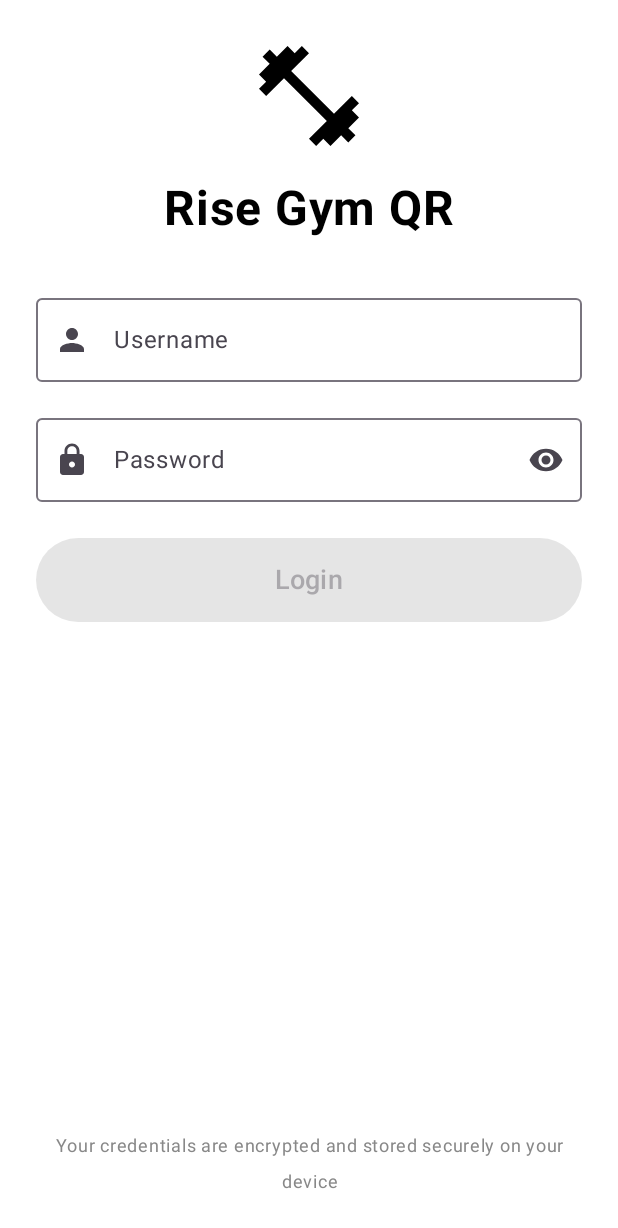
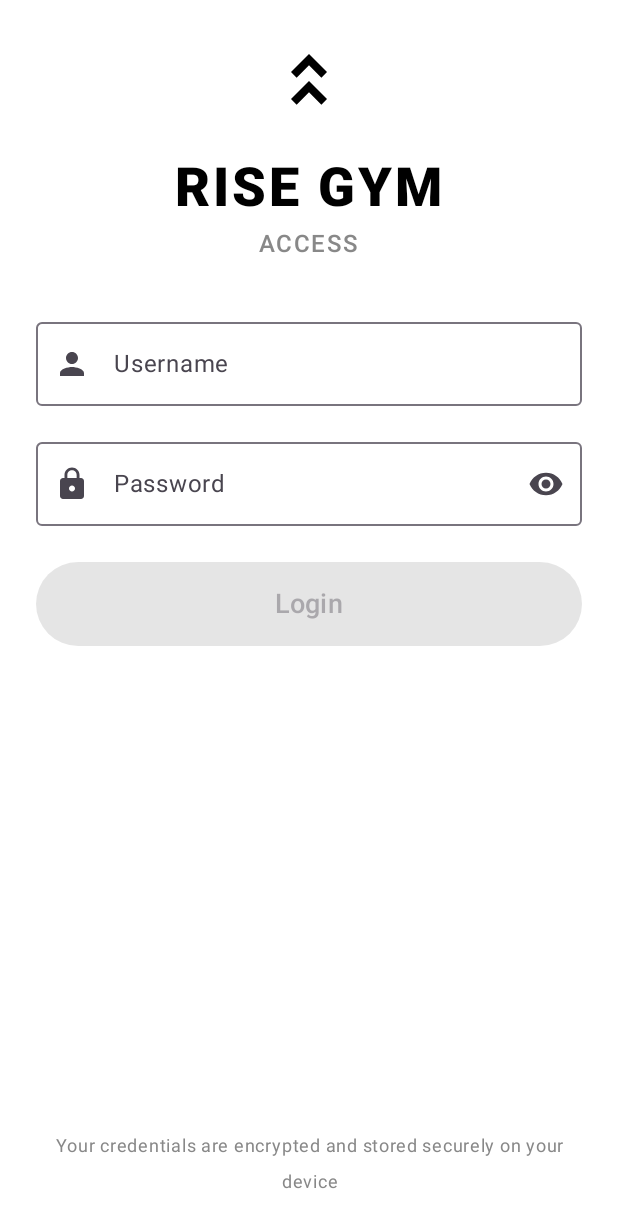
Before and after one commit to lukaj99/rise-gym-qr, an Android app built with Jetpack Compose: the screen it shows after launch (MainActivity), on a phone screen of 412 x 824 dp. Shown: the top 1228 px of the screen. Run offline under Robolectric (Android 15) with nearby library versions, the phone set to English and light mode, and no system bars; 4 statements that could not run were skipped.

Commit message:
Implement official Rise Gym branding and design system
Researched Rise Gym (Stevenage/Welwyn Garden City) and implemented their
official branding throughout the Android app:

🎨 Brand Implementation:
- Created two stacked chevron logo (ic_rise_logo.xml)
- Updated color scheme to Rise Gym's palette:
  * Primary: Black (#000000)
  * Secondary: Dark Gray (#6F6F6F)
  * Surface: White (#FFFFFF)
  * Accent: Light Gray (#E0E0E0)

📱 App Rebranding:
- App name: 'Rise Gym Access' (was 'RiseGym QR Predictor')
- Login screen: Rise Gym logo + 'RISE GYM ACCESS' typography
- Main screen: Logo + branding in header
- Minimalist black/white design matching their website
- High-contrast industrial aesthetic

🔧 Theme Updates:
- Material 3 theme with Rise Gym colors
- Typography: Bold, letter-spaced text matching their style
- Clean, minimal design language
- Professional gym branding throughout

✅ Status: Successfully built and deployed to device
App now properly represents Rise Gym's official brand identity.

🤖 Generated with [Claude Code](https://claude.ai/code)

Co-Authored-By: Claude <noreply@anthropic.com>

```diff
--- a/android_qr_app/app/src/main/java/com/risegym/qrpredictor/MainActivity.kt
+++ b/android_qr_app/app/src/main/java/com/risegym/qrpredictor/MainActivity.kt
@@ -19,7 +19,9 @@ import androidx.compose.ui.Alignment
 import androidx.compose.ui.Modifier
 import androidx.compose.ui.draw.clip
 import androidx.compose.ui.graphics.Color
+import androidx.compose.ui.graphics.ColorFilter
 import androidx.compose.ui.graphics.asImageBitmap
+import androidx.compose.ui.res.painterResource
 import androidx.compose.ui.platform.LocalContext
 import androidx.compose.ui.text.font.FontFamily
 import androidx.compose.ui.text.font.FontWeight
@@ -95,19 +97,33 @@ fun LoginScreen(onLoginSuccess: () -> Unit) {
             horizontalAlignment = Alignment.CenterHorizontally,
             verticalArrangement = Arrangement.Center
         ) {
-            // Logo/Title
-            Icon(
-                imageVector = Icons.Default.FitnessCenter,
-                contentDescription = "Rise Gym",
-                modifier = Modifier.size(80.dp),
-                tint = MaterialTheme.colorScheme.primary
+            // Rise Gym Logo
+            Image(
+                painter = painterResource(id = R.drawable.ic_rise_logo),
+                contentDescription = "Rise Gym Logo",
+                modifier = Modifier
+                    .size(80.dp)
+                    .padding(bottom = 8.dp),
+                colorFilter = ColorFilter.tint(MaterialTheme.colorScheme.primary)
+            )
+
+            // Rise Gym Branding
+            Text(
+                text = "RISE GYM",
+                fontSize = 36.sp,
+                fontWeight = FontWeight.Black,
+                letterSpacing = 2.sp,
+                color = MaterialTheme.colorScheme.primary,
+                modifier = Modifier.padding(bottom = 4.dp)
             )
 
             Text(
-                text = "Rise Gym QR",
-                fontSize = 32.sp,
-                fontWeight = FontWeight.Bold,
-                modifier = Modifier.padding(top = 16.dp, bottom = 32.dp)
+                text = "ACCESS",
+                fontSize = 16.sp,
+                fontWeight = FontWeight.Medium,
+                letterSpacing = 1.sp,
+                color = MaterialTheme.colorScheme.secondary,
+                modifier = Modifier.padding(bottom = 32.dp)
             )
 
             // Username field
@@ -330,7 +346,7 @@ fun QRPredictorScreen(onLogout: () -> Unit) {
                 .padding(16.dp),
             horizontalAlignment = Alignment.CenterHorizontally
         ) {
-            // Header with logout button
+            // Header with Rise Gym branding and logout button
             Row(
                 modifier = Modifier
                     .fillMaxWidth()
@@ -338,12 +354,33 @@ fun QRPredictorScreen(onLogout: () -> Unit) {
                 horizontalArrangement = Arrangement.SpaceBetween,
                 verticalAlignment = Alignment.CenterVertically
             ) {
-                Text(
-                    text = "RiseGym QR Predictor",
-                    fontSize = 24.sp,
-                    fontWeight = FontWeight.Bold,
-                    color = Color.Black
-                )
+                Row(
+                    verticalAlignment = Alignment.CenterVertically
+                ) {
+                    Image(
+                        painter = painterResource(id = R.drawable.ic_rise_logo),
+                        contentDescription = "Rise Gym Logo",
+                        modifier = Modifier.size(32.dp),
+                        colorFilter = ColorFilter.tint(MaterialTheme.colorScheme.primary)
+                    )
+                    Spacer(modifier = Modifier.width(12.dp))
+                    Column {
+                        Text(
+                            text = "RISE GYM",
+                            fontSize = 22.sp,
+                            fontWeight = FontWeight.Black,
+                            letterSpacing = 1.sp,
+                            color = MaterialTheme.colorScheme.primary
+                        )
+                        Text(
+                            text = "Access",
+                            fontSize = 12.sp,
+                            fontWeight = FontWeight.Medium,
+                            letterSpacing = 0.5.sp,
+                            color = MaterialTheme.colorScheme.secondary
+                        )
+                    }
+                }
                 IconButton(onClick = onLogout) {
                     Icon(
                         Icons.Default.Logout,
--- /dev/null
+++ b/android_qr_app/app/src/main/res/drawable/ic_rise_logo.xml
@@ -0,0 +1,23 @@
+<?xml version="1.0" encoding="utf-8"?>
+<vector xmlns:android="http://schemas.android.com/apk/res/android"
+    android:width="48dp"
+    android:height="48dp"
+    android:viewportWidth="48"
+    android:viewportHeight="48">
+
+    <!-- Top chevron pointing upward -->
+    <path
+        android:fillColor="@color/rise_black"
+        android:pathData="M24,8 L32,16 L29.5,18.5 L24,13 L18.5,18.5 L16,16 Z" />
+
+    <!-- Bottom chevron pointing upward -->
+    <path
+        android:fillColor="@color/rise_black"
+        android:pathData="M24,20 L32,28 L29.5,30.5 L24,25 L18.5,30.5 L16,28 Z" />
+
+    <!-- Optional: Add subtle gradient for depth -->
+    <path
+        android:fillColor="@color/rise_dark_gray"
+        android:fillAlpha="0.3"
+        android:pathData="M24,22 L30,28 L29.5,28.5 L24,23 L18.5,28.5 L18,28 Z" />
+</vector>
--- a/android_qr_app/app/src/main/res/values/themes.xml
+++ b/android_qr_app/app/src/main/res/values/themes.xml
@@ -1,11 +1,36 @@
 <?xml version="1.0" encoding="utf-8"?>
 <resources xmlns:tools="http://schemas.android.com/tools">
-    <!-- Base application theme. -->
-    <style name="Theme.RiseGymQRPredictor" parent="Theme.MaterialComponents.Light.NoActionBar">
-        <item name="colorPrimary">@color/black</item>
-        <item name="colorOnPrimary">@color/white</item>
-        <item name="colorSecondary">@color/black</item>
-        <item name="android:statusBarColor">@color/black</item>
-        <item name="android:windowBackground">@color/white</item>
+    <!-- Rise Gym Access Theme -->
+    <style name="Theme.RiseGymAccess" parent="Theme.Material3.Light.NoActionBar">
+        <!-- Primary Colors -->
+        <item name="colorPrimary">@color/rise_black</item>
+        <item name="colorOnPrimary">@color/rise_white</item>
+        <item name="colorPrimaryContainer">@color/rise_dark_gray</item>
+        <item name="colorOnPrimaryContainer">@color/rise_white</item>
+
+        <!-- Secondary Colors -->
+        <item name="colorSecondary">@color/rise_dark_gray</item>
+        <item name="colorOnSecondary">@color/rise_white</item>
+        <item name="colorSecondaryContainer">@color/rise_light_gray</item>
+        <item name="colorOnSecondaryContainer">@color/rise_black</item>
+
+        <!-- Surface Colors -->
+        <item name="colorSurface">@color/rise_white</item>
+        <item name="colorOnSurface">@color/rise_black</item>
+        <item name="colorSurfaceVariant">@color/rise_light_gray</item>
+        <item name="colorOnSurfaceVariant">@color/rise_dark_gray</item>
+
+        <!-- Background -->
+        <item name="android:colorBackground">@color/rise_white</item>
+        <item name="colorOnBackground">@color/rise_black</item>
+
+        <!-- System UI -->
+        <item name="android:statusBarColor">@color/rise_black</item>
+        <item name="android:navigationBarColor">@color/rise_white</item>
+        <item name="android:windowLightStatusBar">false</item>
+        <item name="android:windowLightNavigationBar">true</item>
     </style>
+
+    <!-- Legacy theme name for backwards compatibility -->
+    <style name="Theme.RiseGymQRPredictor" parent="Theme.RiseGymAccess" />
 </resources>
```
Also changed, not shown: android_qr_app/app/src/main/res/values/colors.xml (+20 -2 lines), android_qr_app/app/src/main/res/values/strings.xml (+16 -3 lines).
